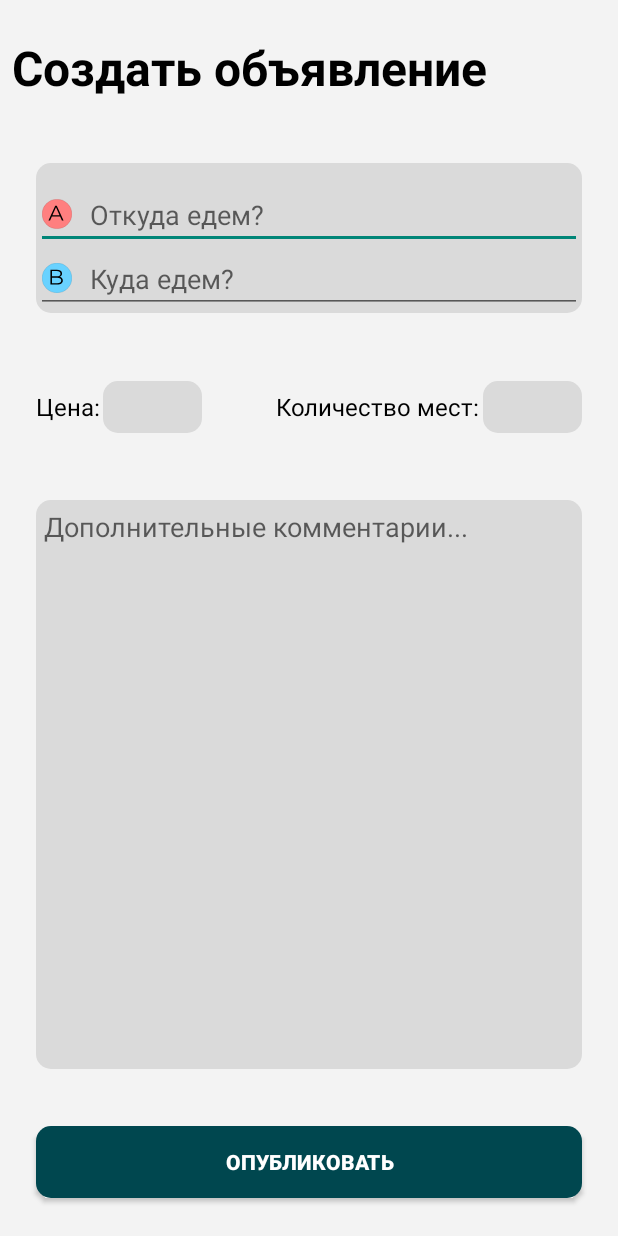
After one commit to vk-education/BLDJ, an Android app: the fragment CreateFragment shown on its own in the app's theme, on a phone screen of 412 x 824 dp. The commit adds this screen. Run offline under Robolectric (Android 15) with nearby library versions, the phone set to English and light mode, and no system bars.

Commit message:
fragment_create.xml added with some images in SVG

```diff
--- a/app/build.gradle
+++ b/app/build.gradle
@@ -38,6 +38,7 @@ dependencies {
     implementation 'androidx.appcompat:appcompat:1.1.0'
     implementation 'com.google.android.material:material:1.1.0'
     implementation 'androidx.constraintlayout:constraintlayout:1.1.3'
+    implementation 'androidx.legacy:legacy-support-v4:1.0.0'
     testImplementation 'junit:junit:4.+'
     androidTestImplementation 'androidx.test.ext:junit:1.1.1'
     androidTestImplementation 'androidx.test.espresso:espresso-core:3.2.0'
--- /dev/null
+++ b/app/src/main/java/com/bldj/project/CreateFragment.kt
@@ -0,0 +1,24 @@
+package com.bldj.project
+
+import android.os.Bundle
+import androidx.fragment.app.Fragment
+import android.view.LayoutInflater
+import android.view.View
+import android.view.ViewGroup
+
+/**
+ * Фрагмент окна создания объявления.
+ */
+class CreateFragment : Fragment() {
+    override fun onCreate(savedInstanceState: Bundle?) {
+        super.onCreate(savedInstanceState)
+    }
+
+    override fun onCreateView(
+        inflater: LayoutInflater, container: ViewGroup?,
+        savedInstanceState: Bundle?
+    ): View? {
+        // Inflate the layout for this fragment
+        return inflater.inflate(R.layout.fragment_create, container, false)
+    }
+}
--- /dev/null
+++ b/app/src/main/res/drawable/components_gray.xml
@@ -0,0 +1,6 @@
+<?xml version="1.0" encoding="utf-8"?>
+<shape xmlns:android="http://schemas.android.com/apk/res/android"
+        android:shape="rectangle">
+    <corners android:radius="10dp" />
+    <solid android:color="#DADADA" />
+</shape>
--- /dev/null
+++ b/app/src/main/res/drawable/ic_a_point.xml
@@ -0,0 +1,14 @@
+<vector xmlns:android="http://schemas.android.com/apk/res/android"
+    android:width="20dp"
+    android:height="20dp"
+    android:viewportWidth="136"
+    android:viewportHeight="137">
+  <path
+      android:pathData="M68,68.4m-67.8,0a67.8,67.8 0,1 1,135.6 0a67.8,67.8 0,1 1,-135.6 0"
+      android:strokeWidth="0.4"
+      android:fillColor="#FF7F7F"
+      android:strokeColor="#000000"/>
+  <path
+      android:pathData="M82.148,79.915H44.708L36.644,97.867H29.252L59.972,30.667H66.98L97.7,97.867H90.212L82.148,79.915ZM79.556,74.155L63.428,38.059L47.3,74.155H79.556Z"
+      android:fillColor="#000000"/>
+</vector>
--- /dev/null
+++ b/app/src/main/res/drawable/ic_b_point.xml
@@ -0,0 +1,14 @@
+<vector xmlns:android="http://schemas.android.com/apk/res/android"
+    android:width="20dp"
+    android:height="20dp"
+    android:viewportWidth="136"
+    android:viewportHeight="136">
+  <path
+      android:pathData="M68,68m-67.8,0a67.8,67.8 0,1 1,135.6 0a67.8,67.8 0,1 1,-135.6 0"
+      android:strokeWidth="0.4"
+      android:fillColor="#69D2FF"
+      android:strokeColor="#000000"/>
+  <path
+      android:pathData="M80.559,62.811C84.975,63.771 88.367,65.691 90.735,68.571C93.167,71.387 94.383,75.035 94.383,79.515C94.383,85.275 92.239,89.723 87.951,92.859C83.727,95.931 77.455,97.467 69.135,97.467H38.223V30.267H67.215C74.703,30.267 80.495,31.771 84.591,34.779C88.751,37.787 90.831,42.043 90.831,47.547C90.831,51.259 89.903,54.427 88.047,57.051C86.255,59.611 83.759,61.531 80.559,62.811ZM45.327,36.123V60.507H66.735C72.175,60.507 76.367,59.483 79.311,57.435C82.255,55.323 83.727,52.283 83.727,48.315C83.727,44.347 82.255,41.339 79.311,39.291C76.367,37.179 72.175,36.123 66.735,36.123H45.327ZM69.039,91.611C75.055,91.611 79.599,90.587 82.671,88.539C85.743,86.491 87.279,83.291 87.279,78.939C87.279,70.555 81.199,66.363 69.039,66.363H45.327V91.611H69.039Z"
+      android:fillColor="#000000"/>
+</vector>
--- a/app/src/main/res/layout/ads_view_holder.xml
+++ b/app/src/main/res/layout/ads_view_holder.xml
@@ -69,6 +69,7 @@
             app:layout_constraintBottom_toBottomOf="parent" />
 
     <ImageButton
+
             android:layout_marginTop="24dp"
             android:id="@+id/ad_betraveler_btn"
             android:layout_height="50dp"
--- a/app/src/main/res/layout/fragment_ads.xml
+++ b/app/src/main/res/layout/fragment_ads.xml
@@ -13,7 +13,7 @@
             android:layout_width="wrap_content"
             android:text="Доступные объявления"
             android:textStyle="bold"
-
+            android:layout_marginTop="23dp"
             android:textColor="@color/black"
             app:layout_constraintStart_toStartOf="@id/g_left"
             app:layout_constraintTop_toTopOf="parent"
--- /dev/null
+++ b/app/src/main/res/layout/fragment_create.xml
@@ -0,0 +1,147 @@
+<?xml version="1.0" encoding="utf-8"?>
+<androidx.constraintlayout.widget.ConstraintLayout xmlns:android="http://schemas.android.com/apk/res/android"
+        xmlns:tools="http://schemas.android.com/tools"
+        xmlns:app="http://schemas.android.com/apk/res-auto"
+        android:layout_width="match_parent"
+        android:layout_height="match_parent"
+        android:background="@color/app_color"
+        tools:context=".CreateFragment">
+
+
+    <TextView
+            android:id="@+id/create_text"
+            android:layout_height="wrap_content"
+            android:layout_width="wrap_content"
+            android:text="Создать объявление"
+            android:textStyle="bold"
+            android:layout_marginTop="23dp"
+            android:textColor="@color/black"
+            android:layout_marginStart="8dp"
+            app:layout_constraintStart_toStartOf="parent"
+            app:layout_constraintTop_toTopOf="parent"
+            android:textSize="32sp" />
+
+    <FrameLayout
+            android:id="@+id/frame_way"
+            android:layout_height="100dp"
+            android:layout_width="0dp"
+            app:layout_constraintStart_toStartOf="@id/g_left"
+            app:layout_constraintEnd_toEndOf="@id/g_right"
+            android:layout_marginTop="42dp"
+            android:background="@drawable/components_gray"
+            app:layout_constraintTop_toBottomOf="@id/create_text">
+
+        <EditText
+                android:drawableStart="@drawable/ic_a_point"
+                android:id="@+id/A_point"
+                android:layout_marginTop="12dp"
+                android:drawablePadding="12dp"
+                android:textColor="@color/black"
+                android:layout_marginBottom="20dp"
+                android:layout_height="wrap_content"
+                android:layout_width="match_parent"
+                android:layout_gravity="top"
+                android:hint="Откуда едем?" />
+
+        <EditText
+                android:drawableStart="@drawable/ic_b_point"
+                android:drawablePadding="12dp"
+                android:textColor="@color/black"
+                android:id="@+id/B_point"
+                android:layout_height="wrap_content"
+                android:layout_width="match_parent"
+                android:hint="Куда едем?"
+                android:layout_gravity="bottom" />
+    </FrameLayout>
+
+    <TextView
+            android:textSize="16sp"
+            android:textColor="@color/black"
+            android:layout_marginTop="51dp"
+            android:text="Цена:"
+            android:id="@+id/price_create_text"
+            android:layout_height="wrap_content"
+            android:layout_width="wrap_content"
+            app:layout_constraintStart_toStartOf="@id/g_left"
+            app:layout_constraintTop_toBottomOf="@id/frame_way" />
+
+    <EditText
+            android:layout_marginStart="2dp"
+            android:id="@+id/edit_price"
+            android:background="@drawable/components_gray"
+            android:layout_height="wrap_content"
+            android:layout_marginTop="45dp"
+            android:layout_width="wrap_content"
+            app:layout_constraintStart_toEndOf="@id/price_create_text"
+            app:layout_constraintTop_toBottomOf="@id/frame_way"
+            android:hint="           "
+            android:textSize="25sp" />
+
+    <TextView
+            android:layout_marginEnd="2dp"
+            android:textSize="16sp"
+            android:textColor="@color/black"
+            android:layout_marginTop="51dp"
+            android:text="Количество мест:"
+            android:id="@+id/price_places_text"
+            android:layout_height="wrap_content"
+            android:layout_width="wrap_content"
+            app:layout_constraintEnd_toStartOf="@id/edit_places"
+            app:layout_constraintTop_toBottomOf="@id/frame_way" />
+
+    <EditText
+            android:id="@+id/edit_places"
+            android:layout_marginStart="2dp"
+            android:background="@drawable/components_gray"
+            android:layout_height="wrap_content"
+            android:layout_marginTop="45dp"
+            android:layout_width="wrap_content"
+            app:layout_constraintTop_toBottomOf="@id/frame_way"
+            app:layout_constraintEnd_toStartOf="@id/g_right"
+            android:hint="           "
+            android:textSize="25sp" />
+
+    <EditText
+            android:id="@+id/create_comments"
+            android:layout_height="0dp"
+            android:layout_width="0dp"
+            android:layout_marginTop="51dp"
+            android:background="@drawable/components_gray"
+            app:layout_constraintStart_toStartOf="@id/g_left"
+            app:layout_constraintEnd_toEndOf="@id/g_right"
+            android:hint="Дополнительные комментарии..."
+            android:gravity="start"
+            android:padding="5dp"
+            app:layout_constraintBottom_toTopOf="@id/create_ad"
+            android:layout_marginBottom="38dp"
+            app:layout_constraintTop_toBottomOf="@id/price_create_text" />
+
+    <Button
+            android:id="@+id/create_ad"
+            android:text="Опубликовать"
+            android:textColor="@color/white"
+            android:textStyle="bold"
+            android:backgroundTint="#00474F"
+            app:layout_constraintStart_toStartOf="@id/g_left"
+            app:layout_constraintEnd_toEndOf="@id/g_right"
+            app:layout_constraintBottom_toBottomOf="parent"
+            android:background="@drawable/components_gray"
+            android:layout_height="wrap_content"
+            android:layout_marginBottom="25dp"
+            android:layout_width="0dp" />
+
+    <androidx.constraintlayout.widget.Guideline
+            android:id="@+id/g_left"
+            android:layout_width="wrap_content"
+            android:layout_height="wrap_content"
+            android:orientation="vertical"
+            app:layout_constraintGuide_begin="24dp" />
+
+    <androidx.constraintlayout.widget.Guideline
+            android:id="@+id/g_right"
+            android:layout_width="wrap_content"
+            android:layout_height="wrap_content"
+            android:orientation="vertical"
+            app:layout_constraintGuide_end="24dp" />
+
+</androidx.constraintlayout.widget.ConstraintLayout>
```
Also changed, not shown: app/src/main/res/mipmap-xxhdpi/A_point.svg (added), app/src/main/res/mipmap-xxhdpi/B_point.svg (added).
